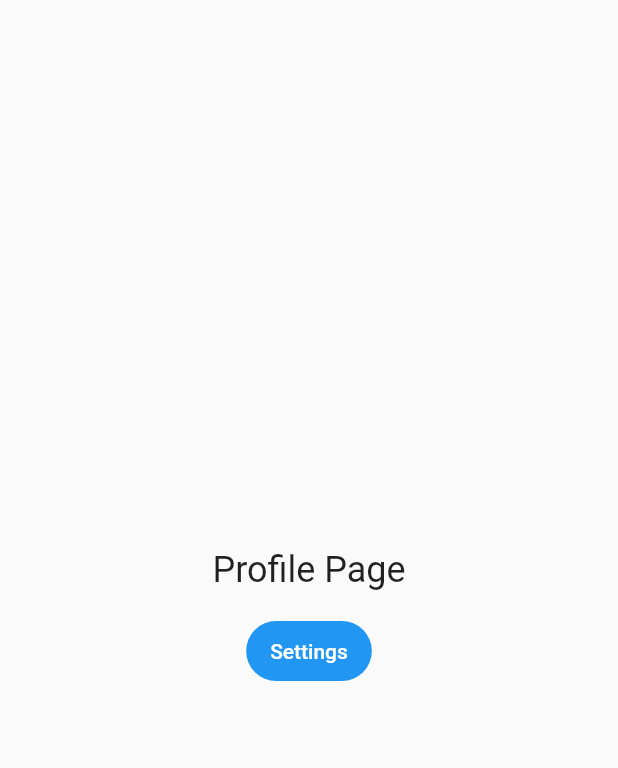
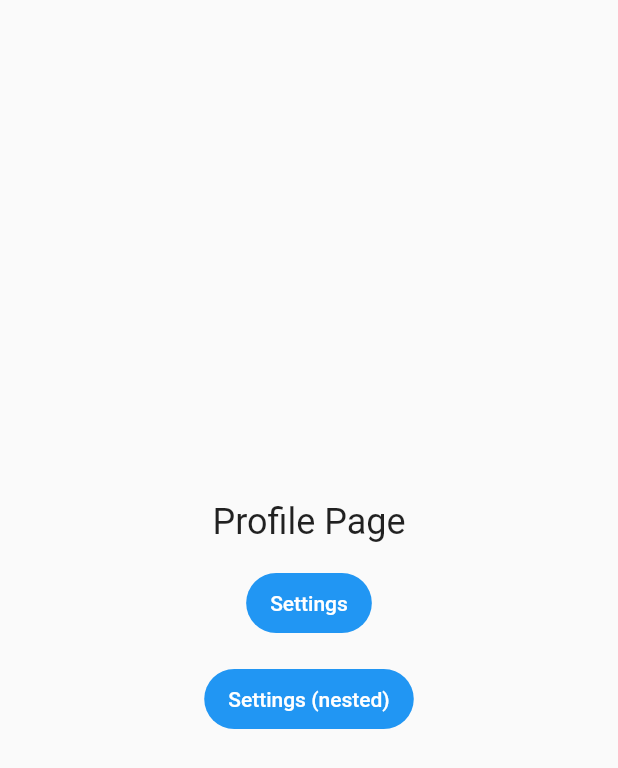
Before and after one commit to umnvd/bottom_navigation_example, a Flutter app: the ProfilePage screen opened by its route, on a phone screen of 412 x 824 dp. Shown: the top 768 px of the screen. Run offline on Flutter 3.47's test engine with Material 2 defaults, Android fonts, the phone set to English and light mode, and no system bars.

```diff
--- a/lib/navigation/routes.dart
+++ b/lib/navigation/routes.dart
@@ -6,6 +6,8 @@ abstract class Routes {
 
   static const music = '/music';
   static const musicAlbum = '/music/album';
+  static const musicSearchTags = '/music_search';
+  static const musicSearchResults = '/music_search/results';
 
   static const chats = '/chats';
   static const chatsChat = '/chats/chat';
--- a/lib/navigation/routes_factory.dart
+++ b/lib/navigation/routes_factory.dart
@@ -4,6 +4,8 @@ import 'package:bottom_navigation_example/pages/chats/chat_page.dart';
 import 'package:bottom_navigation_example/pages/chats/chats_page.dart';
 import 'package:bottom_navigation_example/pages/music/music_album_page.dart';
 import 'package:bottom_navigation_example/pages/music/music_page.dart';
+import 'package:bottom_navigation_example/pages/music/search/music_search_resultss_page.dart';
+import 'package:bottom_navigation_example/pages/music/search/music_search_tags_page.dart';
 import 'package:bottom_navigation_example/pages/profile/profile_page.dart';
 import 'package:bottom_navigation_example/pages/settings_page.dart';
 import 'package:bottom_navigation_example/pages/start_page.dart';
@@ -18,6 +20,9 @@ class RoutesFactory {
         Routes.home: (context, args) => const HomeLayout(),
         Routes.music: (context, args) => const MusicPage(),
         Routes.musicAlbum: (context, args) => const MusicAlbumPage(),
+        Routes.musicSearchTags: (context, args) => const MusicSearchTagsPage(),
+        Routes.musicSearchResults: (context, args) =>
+            const MusicSearchResultsPage(),
         Routes.chats: (context, args) => const ChatsPage(),
         Routes.chatsChat: (context, args) => const ChatPage(),
         Routes.profile: (context, args) => const ProfilePage(),
--- a/lib/pages/chats/chat_page.dart
+++ b/lib/pages/chats/chat_page.dart
@@ -1,3 +1,4 @@
+import 'package:bottom_navigation_example/navigation/routes.dart';
 import 'package:flutter/material.dart';
 
 class ChatPage extends StatelessWidget {
@@ -30,5 +31,6 @@ class ChatPage extends StatelessWidget {
 
   _openAlbum(BuildContext context) {
     // TODO: open MusicAlbumPage
+    Navigator.of(context, rootNavigator: true).pushNamed(Routes.musicAlbum);
   }
 }
--- a/lib/pages/profile/profile_page.dart
+++ b/lib/pages/profile/profile_page.dart
@@ -21,6 +21,11 @@ class ProfilePage extends StatelessWidget {
                 onPressed: () => _openSettings(context),
                 child: const Text('Settings'),
               ),
+              const SizedBox(height: 16),
+              FilledButton(
+                onPressed: () => _openSettingsNested(context),
+                child: const Text('Settings (nested)'),
+              ),
             ],
           ),
         ),
@@ -31,4 +36,8 @@ class ProfilePage extends StatelessWidget {
   void _openSettings(BuildContext context) {
     Navigator.of(context, rootNavigator: true).pushNamed(Routes.settings);
   }
+
+  _openSettingsNested(BuildContext context) {
+    Navigator.of(context).pushNamed(Routes.settings);
+  }
 }
```
Also changed, not shown: lib/pages/music/music_page.dart (+17 -4 lines), lib/pages/music/search/music_search_navigator.dart (added, +23 -0 lines), lib/pages/music/search/music_search_resultss_page.dart (added, +31 -0 lines), lib/pages/music/search/music_search_tags_page.dart (added, +32 -0 lines).
